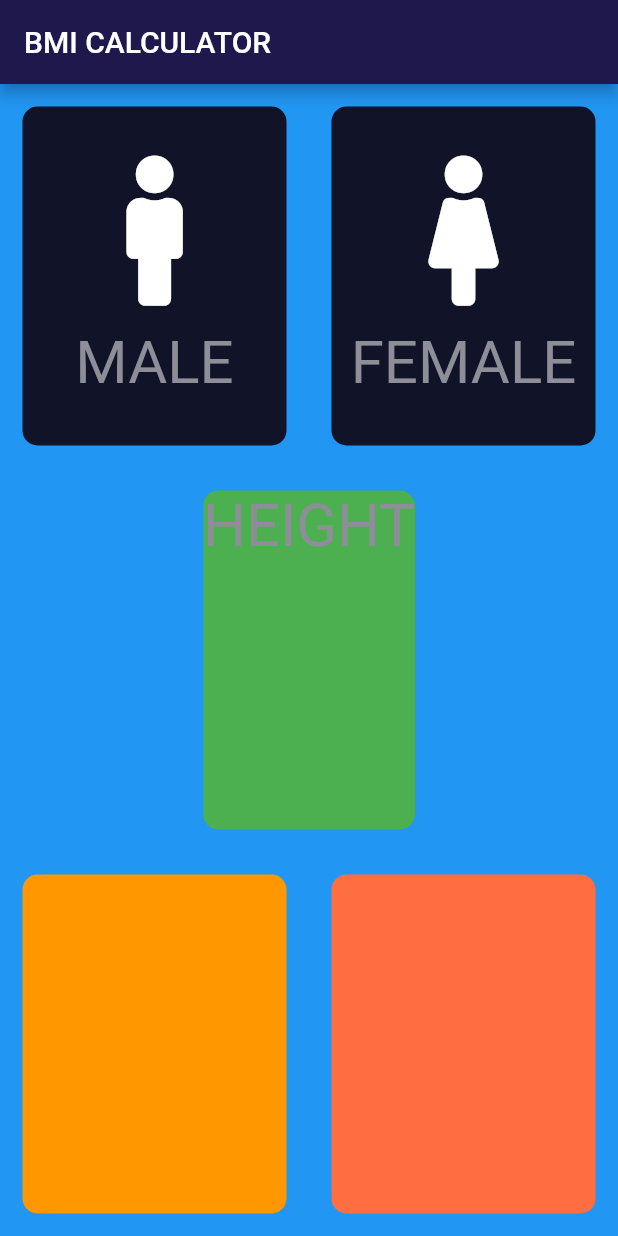
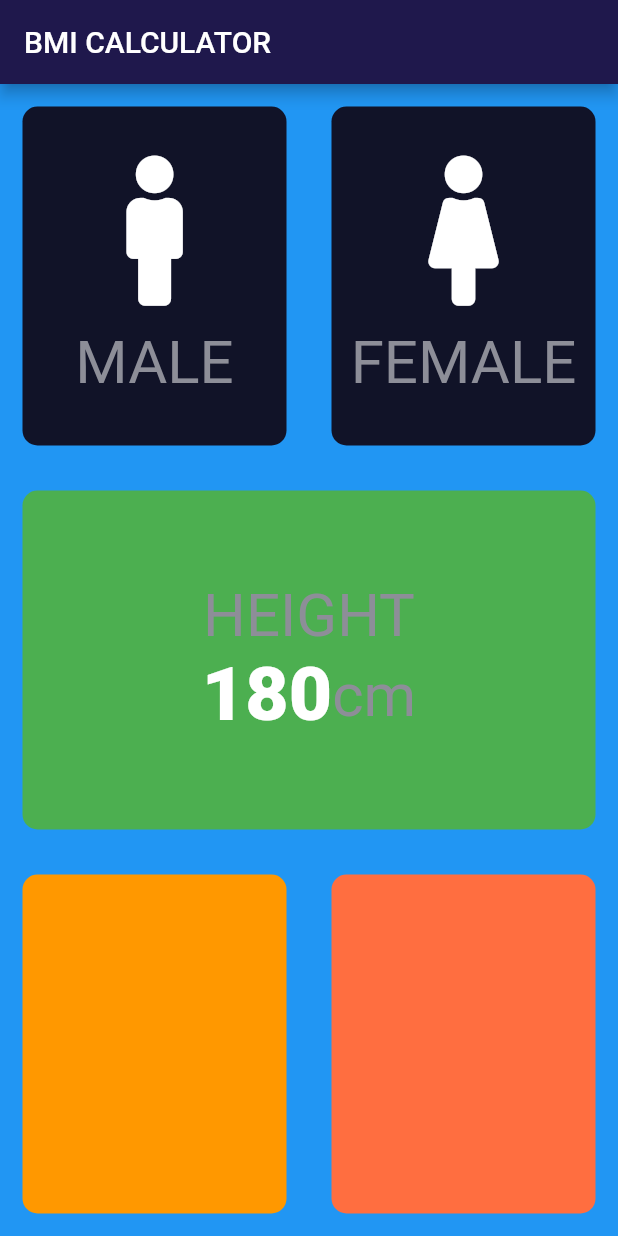
Before and after one commit to MariamTayyab/bmi_calculator, a Flutter app: the screen it shows after launch, on a phone screen of 412 x 824 dp. Run offline on Flutter 3.47's test engine with Material 2 defaults, Android fonts, the phone set to English and light mode, and no system bars; our stand-ins replace font_awesome_flutter; missing offline and left inert: dart:html.

Commit message:
lec 65(text style in const file)

```diff
--- a/lib/constantfile.dart
+++ b/lib/constantfile.dart
@@ -7,3 +7,7 @@ const klabelstyle=TextStyle(
   fontSize: 40.0,
   color: Color(0xFF8D8E98),
 );
+const kNumberStyle=TextStyle(
+fontSize: 50.0,
+fontWeight: FontWeight.w900,
+);
--- a/lib/input_page.dart
+++ b/lib/input_page.dart
@@ -1,3 +1,5 @@
+import 'dart:html';
+
 import 'package:font_awesome_flutter/font_awesome_flutter.dart';
 import 'package:flutter/material.dart';
 import 'icontextfile.dart';
@@ -80,9 +82,24 @@ class _InputPageState extends State<InputPage> {
           Expanded(child:  RefactorContainerCode(
             Colors: Colors.green,
             CardWidget: Column(
+              mainAxisAlignment: MainAxisAlignment.center,
                  children: [
                    Text('HEIGHT',style: klabelstyle,),
-                 ],
+                   Row(
+                     mainAxisAlignment: MainAxisAlignment.center,
+                      children: <Widget>[
+                        Text(
+
+                          '180',
+                          style:kNumberStyle,
+                        ),
+                        Text(
+                          'cm',
+                          style: klabelstyle,
+                        ),
+                      ],
+                    ),
+                  ],
                 ),
               ),
           ),
```
